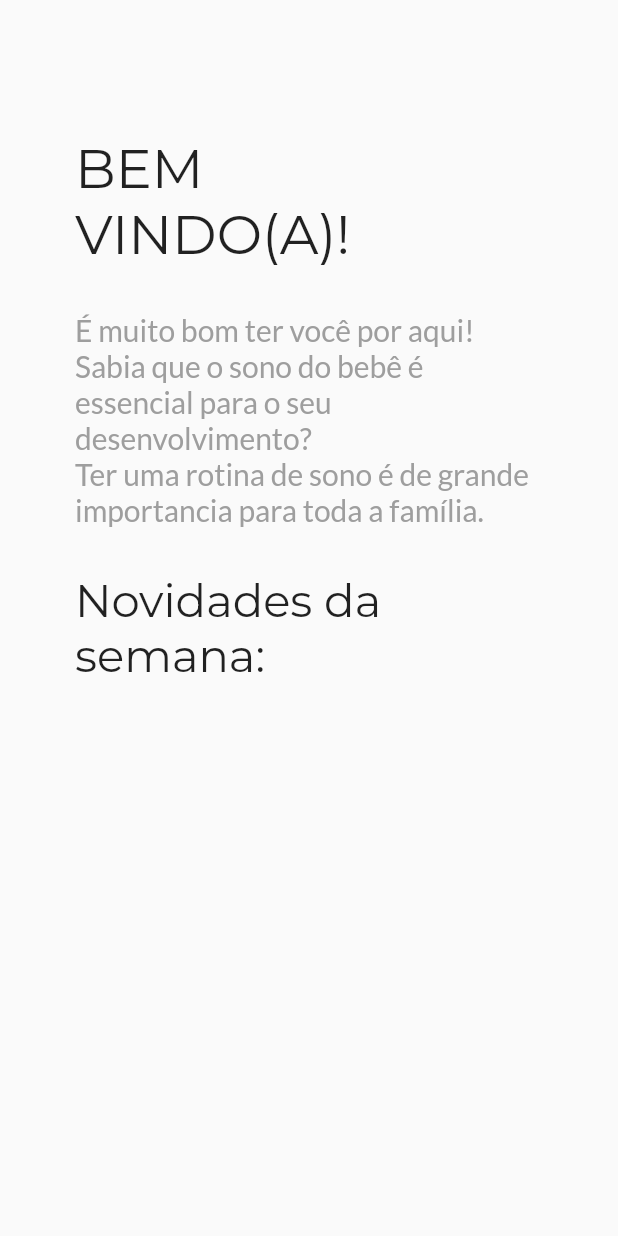
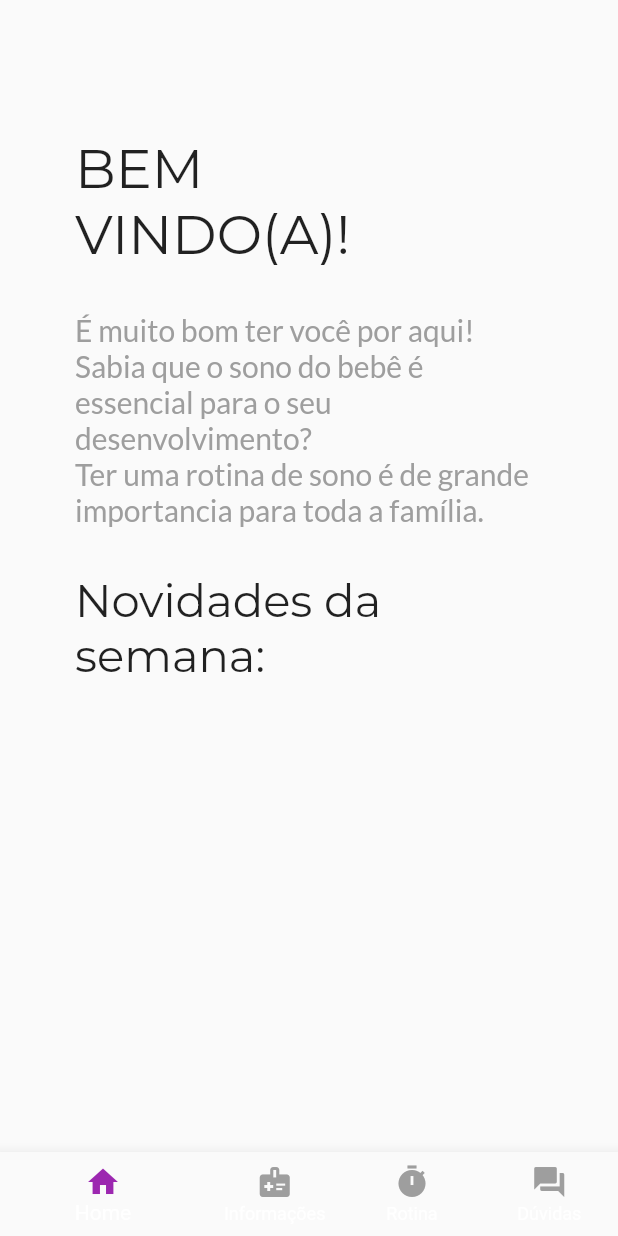
Before and after one commit to LizandraLuth/AppSono, a Flutter app: the screen it shows after launch, on a phone screen of 412 x 824 dp. Run offline on Flutter 3.47's test engine with Material 2 defaults, Android fonts, the phone set to English and light mode, and no system bars.

Commit message:
cria navigationBar e mudanca das telas da navigation

```diff
--- /dev/null
+++ b/lib/features/navigation/ui/main_page.dart
@@ -0,0 +1,67 @@
+import 'package:flutter/material.dart';
+import 'package:rotina_sono/features/dubts/ui/dubts_page.dart';
+import 'package:rotina_sono/features/home/ui/homes_page.dart';
+import 'package:rotina_sono/features/information/ui/information_page.dart';
+import 'package:rotina_sono/features/rotina/ui/rotina_page.dart';
+
+class MainPage extends StatefulWidget {
+  const MainPage({super.key});
+
+  @override
+  State<MainPage> createState() => _MainPageState();
+}
+
+final List<Widget> _telas = [
+  HomePage(),
+  InformationPage(),
+  RotinaPage(),
+  DubtsPage(),
+];
+
+class _MainPageState extends State<MainPage> {
+  int currentIndex = 0;
+
+  @override
+  Widget build(BuildContext context) {
+    return Scaffold(
+        body: _telas[currentIndex],
+        bottomNavigationBar: BottomNavigationBar(
+            showUnselectedLabels: true,
+            currentIndex: currentIndex,
+            onTap: (int index) {
+              setState(() {
+                print(index);
+                currentIndex = index;
+              });
+            },
+            items: [
+              BottomNavigationBarItem(
+                icon: Icon(Icons.home, color: Colors.grey),
+                activeIcon: Icon(Icons.home, color: Colors.purple),
+                label: 'Home',
+              ),
+              BottomNavigationBarItem(
+                  icon: Icon(
+                    Icons.medical_information,
+                    color: Colors.grey,
+                  ),
+                  activeIcon:
+                      Icon(Icons.medical_information, color: Colors.purple),
+                  label: 'Informações'),
+              BottomNavigationBarItem(
+                  icon: Icon(
+                    Icons.timer,
+                    color: Colors.grey,
+                  ),
+                  activeIcon: Icon(Icons.timer, color: Colors.purple),
+                  label: 'Rotina'),
+              BottomNavigationBarItem(
+                  icon: Icon(
+                    Icons.question_answer,
+                    color: Colors.grey,
+                  ),
+                  activeIcon: Icon(Icons.question_answer, color: Colors.purple),
+                  label: 'Dúvidas')
+            ]));
+  }
+}
--- a/lib/features/splash/ui/splash_page.dart
+++ b/lib/features/splash/ui/splash_page.dart
@@ -1,9 +1,8 @@
 import 'dart:async';
 
 import 'package:flutter/material.dart';
-import 'package:rotina_sono/features/onboarding/ui/onboarding_page.dart';
+import 'package:rotina_sono/features/navigation/ui/main_page.dart';
 
-import '../../home/ui/homes_page.dart';
 
 class SplashPage extends StatefulWidget {
   const SplashPage({Key? key}) : super(key: key);
@@ -19,7 +18,7 @@ class _SplashPageState extends State<SplashPage> {
         Duration(milliseconds: 3),
             () =>
             Navigator.of(context).pushReplacement(MaterialPageRoute(
-                builder: (BuildContext context) => HomePage())));
+                builder: (BuildContext context) => MainPage())));
 
     return Scaffold(
         // appBar: AppBar(
--- a/pubspec.yaml
+++ b/pubspec.yaml
@@ -19,7 +19,7 @@ publish_to: 'none' # Remove this line if you wish to publish to pub.dev
 version: 1.0.0+1
 
 environment:
-  sdk: '>=3.0.3 <4.0.0'
+  sdk: '>=3.0.2 <4.0.0'
 
 # Dependencies specify other packages that your package needs in order to work.
 # To automatically upgrade your package dependencies to the latest versions
@@ -46,6 +46,9 @@ dev_dependencies:
   # package. See that file for information about deactivating specific lint
   # rules and activating additional ones.
   flutter_lints: ^2.0.0
+  flutter_mobx: ^2.0.6+5
+  mobx_codegen: ^2.1.1
+  build_runner: ^2.3.3
 
 # For information on the generic Dart part of this file, see the
 # following page: https://dart.dev/tools/pub/pubspec
```
Also changed, not shown: lib/features/dubts/ui/dubts_page.dart (added, +14 -0 lines), lib/features/information/ui/information_page.dart (added, +14 -0 lines), lib/features/rotina/ui/rotina_page.dart (added, +14 -0 lines), pubspec.lock.
